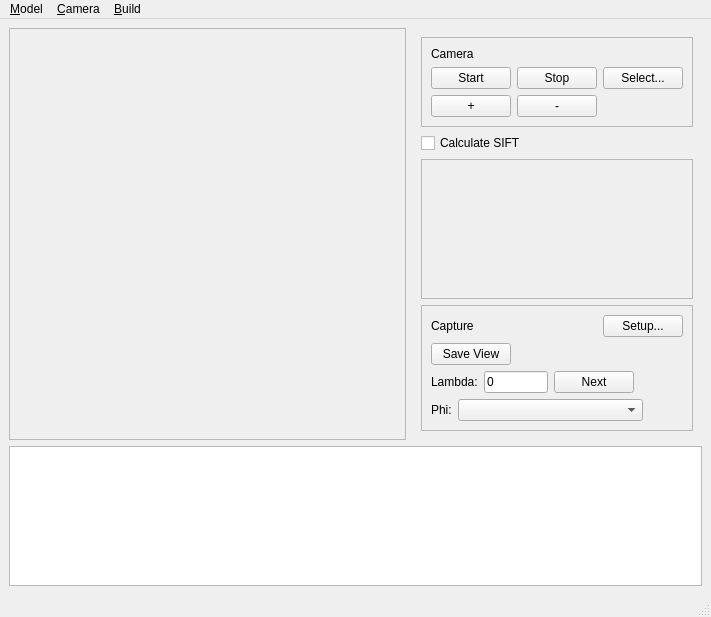
Qt form vision/trunk/subarchitectures/vision.sa/src/python/ObjectRecognizer/apps/qtui/modelBuilder.ui (marc-hanheide/cogx) before a commit.
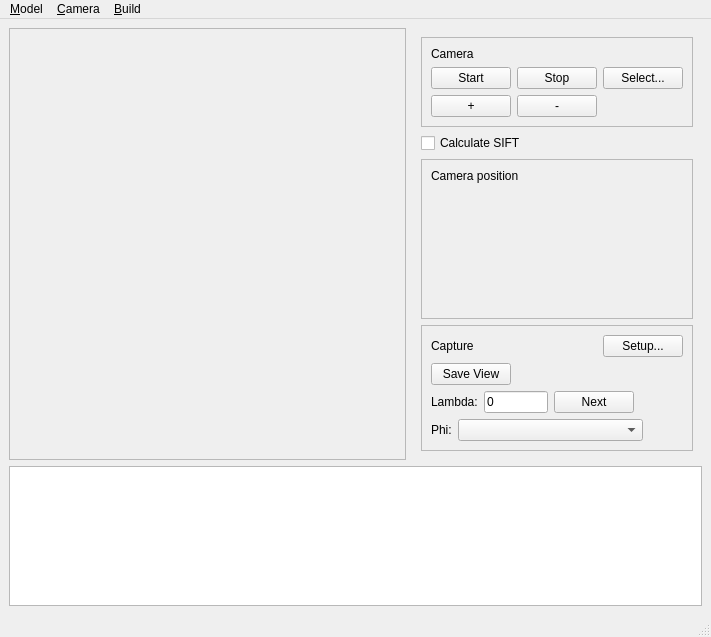
The same form after that commit.

```diff
--- a/vision/trunk/subarchitectures/vision.sa/src/python/ObjectRecognizer/apps/qtui/modelBuilder.ui
+++ b/vision/trunk/subarchitectures/vision.sa/src/python/ObjectRecognizer/apps/qtui/modelBuilder.ui
@@ -7,7 +7,7 @@
     <x>0</x>
     <y>0</y>
     <width>711</width>
-    <height>606</height>
+    <height>624</height>
    </rect>
   </property>
   <property name="windowTitle">
@@ -34,7 +34,7 @@
            <x>0</x>
            <y>0</y>
            <width>445</width>
-           <height>403</height>
+           <height>421</height>
           </rect>
          </property>
          <widget class="QLabel" name="cameraView">
@@ -189,6 +189,13 @@
             <enum>QFrame::Raised</enum>
            </property>
            <layout class="QVBoxLayout" name="verticalLayout_5">
+            <item>
+             <widget class="QLabel" name="label_5">
+              <property name="text">
+               <string>Camera position</string>
+              </property>
+             </widget>
+            </item>
             <item>
              <widget class="QWidget" name="wwCameraPlacement" native="true">
               <property name="minimumSize">
```
